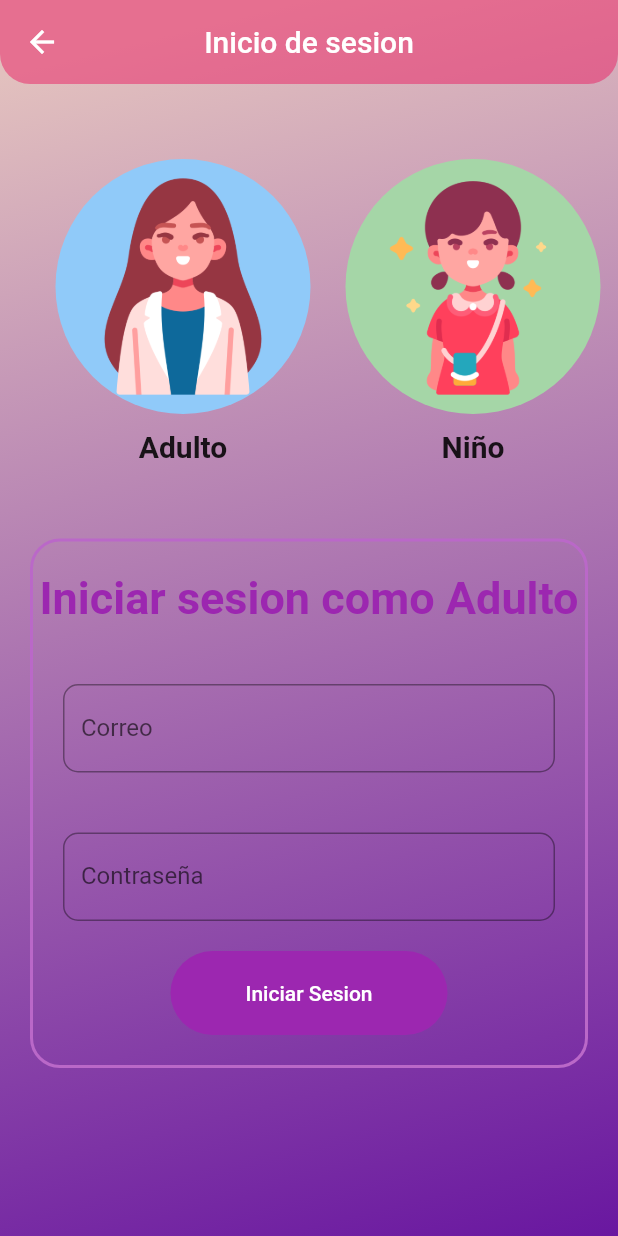
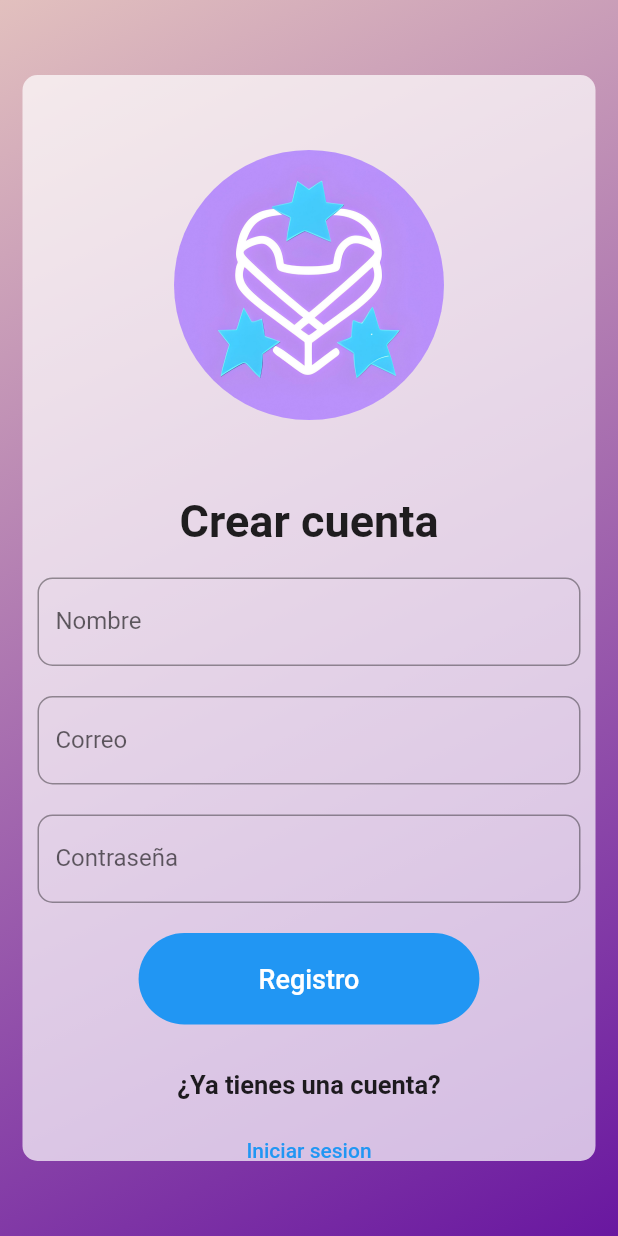
Before and after one commit to DanielVilla2223/KidsKeeper, a Flutter app: the screen it shows after launch, on a phone screen of 412 x 824 dp. Run offline on Flutter 3.47's test engine with Material 2 defaults, Android fonts, the phone set to English and light mode, and no system bars.

Commit message:
Register Implementation

```diff
--- a/taller_investigacion/lib/main.dart
+++ b/taller_investigacion/lib/main.dart
@@ -1,4 +1,5 @@
 import 'package:flutter/material.dart';
+import 'package:taller_investigacion/pages/create_user.dart';
 import 'package:taller_investigacion/pages/login_page.dart';
 
 void main() => runApp(const MyApp());
@@ -9,11 +10,16 @@ class MyApp extends StatelessWidget {
   @override
   Widget build(BuildContext context) {
     return MaterialApp(
+      routes: {
+        '/': (context) => const Home(title: 'Child Protection'),
+        '/login': (context) => const Home(title: 'Child Protection'),
+        '/create': (context) => const CreateUser(),
+      },
       title: 'Material App',
       theme: ThemeData(
         primarySwatch: Colors.blue,
       ),
-      home: const Home(title: 'Child Protection'),
+      initialRoute: '/create',
     );
   }
 }
--- /dev/null
+++ b/taller_investigacion/lib/pages/create_user.dart
@@ -0,0 +1,152 @@
+import 'package:flutter/material.dart';
+
+class CreateUser extends StatefulWidget {
+  const CreateUser({super.key});
+
+  @override
+  State<CreateUser> createState() => _CreateUserState();
+}
+
+class _CreateUserState extends State<CreateUser> {
+  @override
+  Widget build(BuildContext context) {
+    return Scaffold(
+      body: Container(
+        decoration: const BoxDecoration(
+            gradient: LinearGradient(
+          begin: Alignment.bottomRight,
+          end: Alignment.topLeft,
+          colors: [
+            Color.fromARGB(255, 105, 23, 160),
+            Color.fromARGB(255, 226, 192, 190),
+          ],
+        )),
+        child: Container(
+          decoration: const BoxDecoration(
+            color: Colors.white70,
+            borderRadius: BorderRadius.all(Radius.circular(10)),
+          ),
+          margin: const EdgeInsets.fromLTRB(15, 50, 15, 50),
+          child: Column(
+            children: [
+              const SizedBox(
+                height: 50,
+              ),
+              ClipRRect(
+                borderRadius: BorderRadius.circular(200),
+                child: Image.asset(
+                  'assets/images/logo_child.png',
+                  height: 180,
+                  width: 180,
+                ),
+              ),
+              const SizedBox(
+                height: 50,
+              ),
+              Row(
+                mainAxisAlignment: MainAxisAlignment.center,
+                children: const [
+                  Text(
+                    'Crear cuenta',
+                    style: TextStyle(
+                      fontSize: 30,
+                      fontWeight: FontWeight.bold,
+                    ),
+                  ),
+                ],
+              ),
+              const SizedBox(
+                height: 20,
+              ),
+              Container(
+                padding: const EdgeInsets.fromLTRB(10, 0, 10, 0),
+                child: const TextField(
+                  decoration: InputDecoration(
+                    border: OutlineInputBorder(
+                      borderRadius: BorderRadius.all(Radius.circular(10)),
+                    ),
+                    labelText: 'Nombre',
+                    hintText: 'Nombre y Apellido',
+                  ),
+                ),
+              ),
+              const SizedBox(
+                height: 20,
+              ),
+              Container(
+                padding: const EdgeInsets.fromLTRB(10, 0, 10, 0),
+                child: const TextField(
+                  decoration: InputDecoration(
+                    border: OutlineInputBorder(
+                      borderRadius: BorderRadius.all(Radius.circular(10)),
+                    ),
+                    labelText: 'Correo',
+                    hintText: 'Correo electronico',
+                  ),
+                ),
+              ),
+              const SizedBox(
+                height: 20,
+              ),
+              Container(
+                padding: const EdgeInsets.fromLTRB(10, 0, 10, 0),
+                child: const TextField(
+                  obscureText: true,
+                  enableSuggestions: false,
+                  autocorrect: false,
+                  decoration: InputDecoration(
+                    border: OutlineInputBorder(
+                      borderRadius: BorderRadius.all(Radius.circular(10)),
+                    ),
+                    labelText: 'Contraseña',
+                  ),
+                ),
+              ),
+              const SizedBox(
+                height: 20,
+              ),
+              FilledButton(
+                  style: ButtonStyle(
+                    padding: MaterialStateProperty.all<EdgeInsets>(
+                        const EdgeInsets.symmetric(
+                            horizontal: 80, vertical: 20)),
+                  ),
+                  onPressed: () {},
+                  child: const Text(
+                    'Registro',
+                    style: TextStyle(fontSize: 18),
+                  )),
+              const SizedBox(height: 30),
+              Row(
+                mainAxisAlignment: MainAxisAlignment.center,
+                children: const [
+                  Text(
+                    '¿Ya tienes una cuenta?',
+                    style: TextStyle(
+                      fontSize: 17,
+                      fontWeight: FontWeight.bold,
+                    ),
+                  ),
+                ],
+              ),
+              const SizedBox(
+                height: 10,
+              ),
+              Row(
+                mainAxisAlignment: MainAxisAlignment.center,
+                children: [
+                  TextButton(
+                    onPressed: () {
+                      Navigator.pushNamed(context, '/login');
+                    },
+                    child: const Text('Iniciar sesion'),
+                  ),
+                ],
+              ),
+            ],
+          ),
+        ),
+      ),
+    );
+  }
+}
--- a/taller_investigacion/lib/pages/login_page.dart
+++ b/taller_investigacion/lib/pages/login_page.dart
@@ -1,5 +1,4 @@
 import 'package:flutter/material.dart';
-import 'package:google_fonts/google_fonts.dart';
 import 'package:taller_investigacion/widgets/login_adult.dart';
 import 'package:taller_investigacion/widgets/login_boy.dart';
 
@@ -19,12 +18,8 @@ class _HomeState extends State<Home> {
     currentLogin = 0;
   }
 
-  final bool enabled = true;
-
   @override
   Widget build(BuildContext context) {
-    final VoidCallback? onPressed = enabled ? () {} : null;
-
     return Container(
       decoration: const BoxDecoration(
           gradient: LinearGradient(
@@ -39,7 +34,7 @@ class _HomeState extends State<Home> {
         appBar: AppBar(
           shape: const RoundedRectangleBorder(
             borderRadius: BorderRadius.vertical(
-              bottom: Radius.circular(20),
+              bottom: Radius.circular(15),
             ),
           ),
           leading: IconButton(
@@ -91,10 +86,12 @@ class _HomeState extends State<Home> {
                     const SizedBox(
                       height: 10,
                     ),
-                    Text(
+                    const Text(
                       'Adulto',
-                      style: GoogleFonts.archivoNarrow(
-                          fontSize: 20, fontWeight: FontWeight.bold),
+                      style: TextStyle(
+                          fontSize: 20,
+                          fontWeight: FontWeight.bold,
+                          color: Colors.black),
                     ),
                   ],
                 ),
@@ -124,10 +121,12 @@ class _HomeState extends State<Home> {
                     const SizedBox(
                       height: 10,
                     ),
-                    Text(
+                    const Text(
                       'Niño',
-                      style: GoogleFonts.archivoNarrow(
-                          fontSize: 20, fontWeight: FontWeight.bold),
+                      style: TextStyle(
+                          fontSize: 20,
+                          fontWeight: FontWeight.bold,
+                          color: Colors.black),
                     ),
                   ],
                 ),
--- a/taller_investigacion/lib/widgets/login_adult.dart
+++ b/taller_investigacion/lib/widgets/login_adult.dart
@@ -11,12 +11,12 @@ class LoginAdult extends StatelessWidget {
     return Container(
       margin: const EdgeInsets.symmetric(horizontal: 20),
       decoration: BoxDecoration(
-          gradient: const LinearGradient(
-            begin: Alignment.bottomCenter,
-            end: Alignment.topCenter,
+          gradient: LinearGradient(
+            begin: Alignment.topCenter,
+            end: Alignment.bottomRight,
             colors: [
-              Color(0xFFffdab9),
-              Color(0xFFf8f9fa),
+              const Color.fromARGB(255, 237, 178, 245).withOpacity(0.5),
+              const Color.fromARGB(255, 233, 60, 60).withOpacity(0.5),
             ],
           ),
           color: Colors.transparent,
@@ -30,7 +30,7 @@ class LoginAdult extends StatelessWidget {
           const Text(
             'Iniciar sesion como Adulto',
             style: TextStyle(
-              fontSize: 30,
+              fontSize: 20,
               fontWeight: FontWeight.bold,
               color: Colors.purple,
               decorationThickness: 5,
--- a/taller_investigacion/lib/widgets/login_boy.dart
+++ b/taller_investigacion/lib/widgets/login_boy.dart
@@ -1,4 +1,6 @@
 import 'package:flutter/material.dart';
+
+import '../pages/create_user.dart';
 
 class LoginBoy extends StatelessWidget {
   const LoginBoy({super.key});
@@ -28,7 +30,7 @@ class LoginBoy extends StatelessWidget {
           const Text(
             'Iniciar sesion como niño',
             style: TextStyle(
-              fontSize: 30,
+              fontSize: 20,
               fontWeight: FontWeight.bold,
               color: Colors.purple,
               decorationThickness: 5,
@@ -65,7 +67,13 @@ class LoginBoy extends StatelessWidget {
                 padding: MaterialStateProperty.all<EdgeInsets>(
                     const EdgeInsets.symmetric(horizontal: 50, vertical: 20)),
               ),
-              onPressed: onPressed,
+              onPressed: () {
+                // Navigator.pushNamed(context, '/create');
+                Navigator.push(
+                    context,
+                    MaterialPageRoute(
+                        builder: (context) => const CreateUser()));
+              },
               child: const Text('Iniciar Sesion')),
           const Padding(
             padding: EdgeInsets.all(10),
```
Also changed, not shown: taller_investigacion/assets/images/logo_child.png (added).
